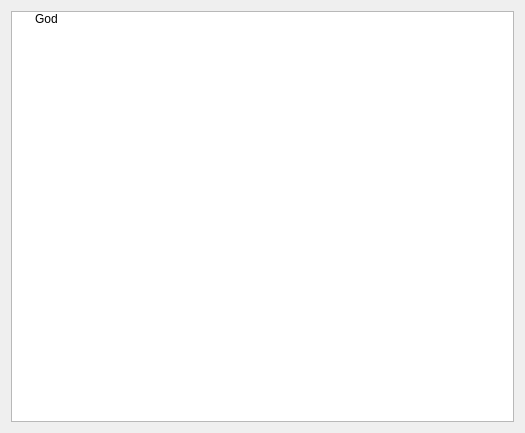
First picture: the form in QQdemo/testform.ui, repository Mine268/chatroom_qt, before the edit.
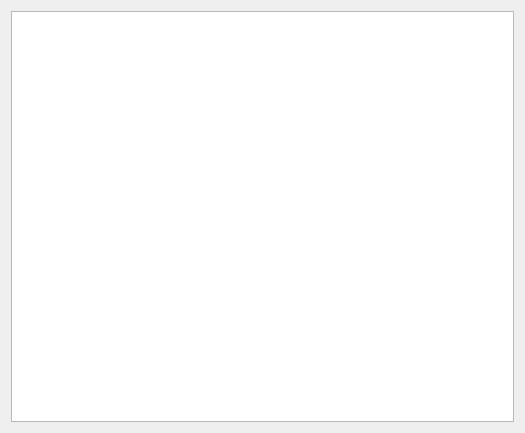
Second picture: the form after the edit.

The edit to the form file:
```diff
--- a/QQdemo/testform.ui
+++ b/QQdemo/testform.ui
@@ -24,11 +24,6 @@
        <string>1</string>
       </property>
      </column>
-     <item>
-      <property name="text">
-       <string>God</string>
-      </property>
-     </item>
     </widget>
    </item>
   </layout>
```
